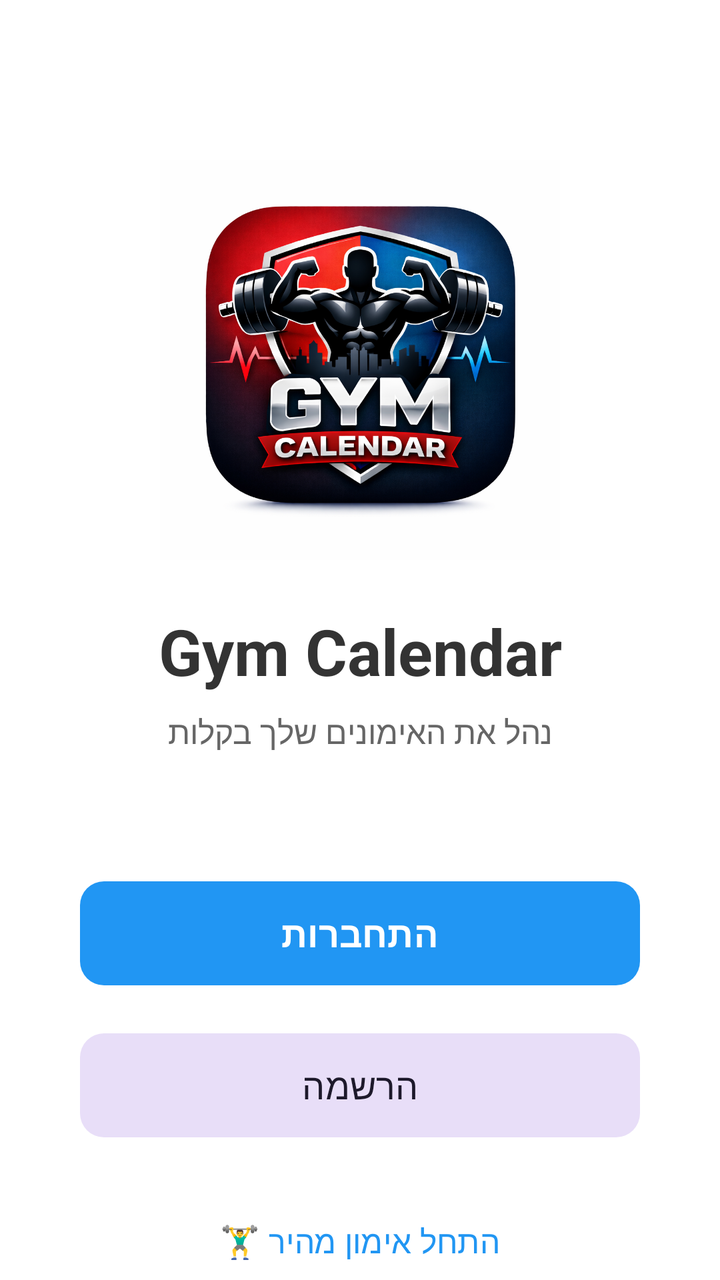
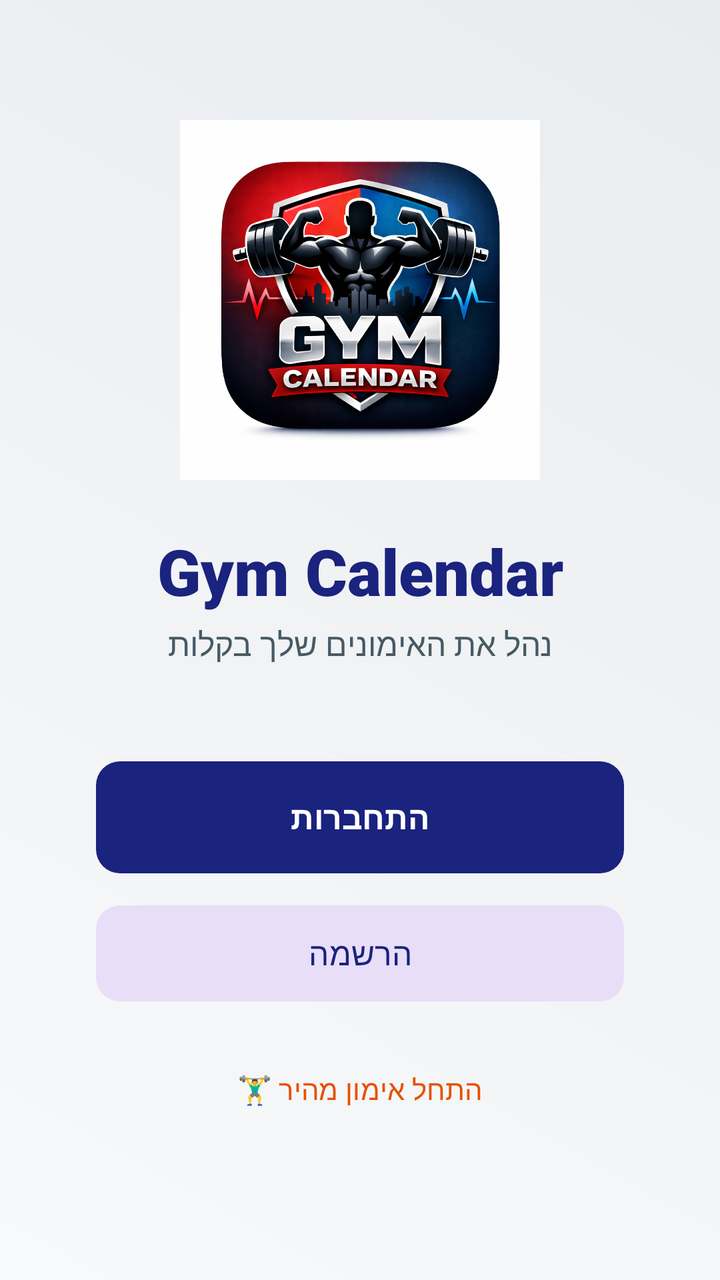

An Android layout rendered at two revisions. The XML below is the earlier revision; the diff shows what the commit changed to produce the second picture.
<!-- AndroidManifest.xml: application theme Theme.Gym_calender10 -->
<!-- res/layout/activity_main.xml -->
<?xml version="1.0" encoding="utf-8"?>
<androidx.constraintlayout.widget.ConstraintLayout xmlns:android="http://schemas.android.com/apk/res/android"
    xmlns:app="http://schemas.android.com/apk/res-auto"
    xmlns:tools="http://schemas.android.com/tools"
    android:layout_width="match_parent"
    android:layout_height="match_parent"
    android:background="#FFFFFF"
    tools:context=".MainActivity">

    <ImageView
        android:id="@+id/Logo_App"
        android:layout_width="200dp"
        android:layout_height="200dp"
        android:layout_marginTop="80dp"
        app:layout_constraintEnd_toEndOf="parent"
        app:layout_constraintStart_toStartOf="parent"
        app:layout_constraintTop_toTopOf="parent"
        app:srcCompat="@drawable/gym_calender_logo" />

    <TextView
        android:id="@+id/topic"
        android:layout_width="wrap_content"
        android:layout_height="wrap_content"
        android:layout_marginTop="24dp"
        android:text="Gym Calendar"
        android:textColor="#333333"
        android:textSize="32sp"
        android:textStyle="bold"
        app:layout_constraintEnd_toEndOf="parent"
        app:layout_constraintStart_toStartOf="parent"
        app:layout_constraintTop_toBottomOf="@+id/Logo_App" />

    <TextView
        android:id="@+id/subTopic"
        android:layout_width="wrap_content"
        android:layout_height="wrap_content"
        android:layout_marginTop="8dp"
        android:text="נהל את האימונים שלך בקלות"
        android:textColor="#666666"
        android:textSize="16sp"
        app:layout_constraintEnd_toEndOf="parent"
        app:layout_constraintStart_toStartOf="parent"
        app:layout_constraintTop_toBottomOf="@+id/topic" />

    <com.google.android.material.button.MaterialButton
        android:id="@+id/btnGoLogin"
        android:layout_width="0dp"
        android:layout_height="60dp"
        android:layout_marginHorizontal="40dp"
        android:layout_marginTop="60dp"
        android:text="התחברות"
        android:textSize="18sp"
        android:textStyle="bold"
        app:cornerRadius="12dp"
        app:layout_constraintEnd_toEndOf="parent"
        app:layout_constraintStart_toStartOf="parent"
        app:layout_constraintTop_toBottomOf="@+id/subTopic" />

    <com.google.android.material.button.MaterialButton
        android:id="@+id/btnGoRegister"
        style="@style/Widget.Material3.Button.TonalButton"
        android:layout_width="0dp"
        android:layout_height="60dp"
        android:layout_marginHorizontal="40dp"
        android:layout_marginTop="16dp"
        android:text="הרשמה"
        android:textSize="18sp"
        app:cornerRadius="12dp"
        app:layout_constraintEnd_toEndOf="parent"
        app:layout_constraintStart_toStartOf="parent"
        app:layout_constraintTop_toBottomOf="@+id/btnGoLogin" />

    <com.google.android.material.button.MaterialButton
        android:id="@+id/btnGoToTrackWorkout"
        style="@style/Widget.Material3.Button.TextButton"
        android:layout_width="wrap_content"
        android:layout_height="wrap_content"
        android:layout_marginTop="24dp"
        android:text="התחל אימון מהיר 🏋️‍♂️"
        android:textSize="16sp"
        app:layout_constraintEnd_toEndOf="parent"
        app:layout_constraintStart_toStartOf="parent"
        app:layout_constraintTop_toBottomOf="@+id/btnGoRegister" />

    <Button
        android:id="@+id/btnGoOther"
        android:layout_width="wrap_content"
        android:layout_height="wrap_content"
        android:layout_marginBottom="24dp"
        android:text="אחר"
        android:visibility="gone"
        app:layout_constraintBottom_toBottomOf="parent"
        app:layout_constraintEnd_toEndOf="parent"
        app:layout_constraintStart_toStartOf="parent" />

</androidx.constraintlayout.widget.ConstraintLayout>
<!-- resources referenced by this layout -->
<resources>
  <!-- drawable gym_calender_logo: png bitmap (drawable, 852017 bytes) -->
  <style name="Theme.Gym_calender10" parent="Theme.Material3.Light.NoActionBar">
          <item name="android:colorBackground">#FFFFFF</item>
          <item name="android:textColor">#000000</item>
          <item name="colorPrimary">#2196F3</item>
          <item name="colorPrimaryDark">#1976D2</item>
          <item name="colorAccent">#03A9F4</item>
          <item name="bottomSheetDialogTheme">@style/AppBottomSheetDialogTheme</item>
      </style>
  <style name="AppBottomSheetDialogTheme" parent="Theme.Design.Light.BottomSheetDialog">
          <item name="bottomSheetStyle">@style/AppBottomSheetStyle</item>
      </style>
  <style name="AppBottomSheetStyle" parent="Widget.Design.BottomSheet.Modal">
          <item name="android:background">@android:color/transparent</item>
      </style>
</resources>

<!-- the commit's change to res/layout/activity_main.xml (unified diff, before → after) -->
@@ -4,17 +4,18 @@
     xmlns:tools="http://schemas.android.com/tools"
     android:layout_width="match_parent"
     android:layout_height="match_parent"
-    android:background="#FFFFFF"
+    android:background="@drawable/bg_gradient_welcome"
     tools:context=".MainActivity">
 
     <ImageView
         android:id="@+id/Logo_App"
-        android:layout_width="200dp"
-        android:layout_height="200dp"
-        android:layout_marginTop="80dp"
+        android:layout_width="180dp"
+        android:layout_height="180dp"
+        android:layout_marginTop="60dp"
         app:layout_constraintEnd_toEndOf="parent"
         app:layout_constraintStart_toStartOf="parent"
         app:layout_constraintTop_toTopOf="parent"
+        app:layout_constraintVertical_chainStyle="packed"
         app:srcCompat="@drawable/gym_calender_logo" />
 
     <TextView
@@ -23,9 +24,9 @@
         android:layout_height="wrap_content"
         android:layout_marginTop="24dp"
         android:text="Gym Calendar"
-        android:textColor="#333333"
+        android:textColor="@color/primaryColor"
         android:textSize="32sp"
-        android:textStyle="bold"
+        android:fontFamily="sans-serif-black"
         app:layout_constraintEnd_toEndOf="parent"
         app:layout_constraintStart_toStartOf="parent"
         app:layout_constraintTop_toBottomOf="@+id/Logo_App" />
@@ -34,9 +35,9 @@
         android:id="@+id/subTopic"
         android:layout_width="wrap_content"
         android:layout_height="wrap_content"
-        android:layout_marginTop="8dp"
+        android:layout_marginTop="4dp"
         android:text="נהל את האימונים שלך בקלות"
-        android:textColor="#666666"
+        android:textColor="@color/secondaryTextColor"
         android:textSize="16sp"
         app:layout_constraintEnd_toEndOf="parent"
         app:layout_constraintStart_toStartOf="parent"
@@ -45,12 +46,14 @@
     <com.google.android.material.button.MaterialButton
         android:id="@+id/btnGoLogin"
         android:layout_width="0dp"
-        android:layout_height="60dp"
-        android:layout_marginHorizontal="40dp"
-        android:layout_marginTop="60dp"
+        android:layout_height="56dp"
+        android:layout_marginHorizontal="48dp"
+        android:layout_marginTop="48dp"
         android:text="התחברות"
-        android:textSize="18sp"
+        android:textSize="16sp"
         android:textStyle="bold"
+        android:textColor="@color/whiteTextColor"
+        app:backgroundTint="@color/primaryColor"
         app:cornerRadius="12dp"
         app:layout_constraintEnd_toEndOf="parent"
         app:layout_constraintStart_toStartOf="parent"
@@ -60,11 +63,12 @@
         android:id="@+id/btnGoRegister"
         style="@style/Widget.Material3.Button.TonalButton"
         android:layout_width="0dp"
-        android:layout_height="60dp"
-        android:layout_marginHorizontal="40dp"
-        android:layout_marginTop="16dp"
+        android:layout_height="56dp"
+        android:layout_marginHorizontal="48dp"
+        android:layout_marginTop="12dp"
         android:text="הרשמה"
-        android:textSize="18sp"
+        android:textSize="16sp"
+        android:textColor="@color/primaryColor"
         app:cornerRadius="12dp"
         app:layout_constraintEnd_toEndOf="parent"
         app:layout_constraintStart_toStartOf="parent"
@@ -75,22 +79,12 @@
         style="@style/Widget.Material3.Button.TextButton"
         android:layout_width="wrap_content"
         android:layout_height="wrap_content"
-        android:layout_marginTop="24dp"
+        android:layout_marginTop="16dp"
         android:text="התחל אימון מהיר 🏋️‍♂️"
-        android:textSize="16sp"
+        android:textSize="14sp"
+        android:textColor="@color/secondaryColor"
         app:layout_constraintEnd_toEndOf="parent"
         app:layout_constraintStart_toStartOf="parent"
         app:layout_constraintTop_toBottomOf="@+id/btnGoRegister" />
 
-    <Button
-        android:id="@+id/btnGoOther"
-        android:layout_width="wrap_content"
-        android:layout_height="wrap_content"
-        android:layout_marginBottom="24dp"
-        android:text="אחר"
-        android:visibility="gone"
-        app:layout_constraintBottom_toBottomOf="parent"
-        app:layout_constraintEnd_toEndOf="parent"
-        app:layout_constraintStart_toStartOf="parent" />
-
 </androidx.constraintlayout.widget.ConstraintLayout>
<!-- resource entries referenced after the edit -->
@@ -1,16 +1,75 @@
 <!-- resources referenced by this layout -->
 <resources>
+  <color name="primaryColor">#1A237E</color>
+  <color name="secondaryColor">#E65100</color>
+  <color name="secondaryTextColor">#455A64</color>
+  <color name="whiteTextColor">#FFFFFF</color>
+  <!-- drawable bg_gradient_welcome (drawable) -->
+  <?xml version="1.0" encoding="utf-8"?>
+  <shape xmlns:android="http://schemas.android.com/apk/res/android"
+      android:shape="rectangle">
+      <gradient
+          android:angle="45"
+          android:endColor="@color/bg_welcome_end"
+          android:startColor="@color/bg_welcome_start"
+          android:type="linear" />
+  </shape>
   <!-- drawable gym_calender_logo: png bitmap (drawable, 852017 bytes) -->
   <style name="Theme.Gym_calender10" parent="Theme.Material3.Light.NoActionBar">
-          <item name="android:colorBackground">#FFFFFF</item>
-          <item name="android:textColor">#000000</item>
-          <item name="colorPrimary">#2196F3</item>
-          <item name="colorPrimaryDark">#1976D2</item>
-          <item name="colorAccent">#03A9F4</item>
+          
+          <item name="colorPrimary">@color/primaryColor</item>
+          <item name="colorPrimaryVariant">@color/primaryDarkColor</item>
+          <item name="colorOnPrimary">@color/whiteTextColor</item>
+  
+          
+          <item name="colorSecondary">@color/secondaryColor</item>
+          <item name="colorSecondaryVariant">@color/secondaryDarkColor</item>
+          <item name="colorOnSecondary">@color/whiteTextColor</item>
+  
+          
+          <item name="android:statusBarColor">@color/primaryDarkColor</item>
+  
+          
+          <item name="android:windowBackground">@color/backgroundColor</item>
+          <item name="colorSurface">@color/surfaceColor</item>
+          <item name="colorOnSurface">@color/primaryTextColor</item>
+  
+          
+          <item name="materialButtonStyle">@style/AppButton</item>
+          <item name="textInputStyle">@style/AppTextInputLayout</item>
+          <item name="materialCardViewStyle">@style/AppCard</item>
+  
           <item name="bottomSheetDialogTheme">@style/AppBottomSheetDialogTheme</item>
+      </style>
+  <color name="bg_welcome_end">#E9ECEF</color>
+  <color name="bg_welcome_start">#F8F9FA</color>
+  <color name="primaryDarkColor">#000051</color>
+  <color name="backgroundColor">#F8F9FA</color>
+  <color name="primaryTextColor">#121212</color>
+  <style name="AppButton" parent="Widget.Material3.Button">
+          <item name="android:insetTop">0dp</item>
+          <item name="android:insetBottom">0dp</item>
+          <item name="shapeAppearance">@style/ShapeAppearance.App.MediumComponent</item>
+      </style>
+  <style name="AppTextInputLayout" parent="Widget.Material3.TextInputLayout.OutlinedBox">
+          <item name="boxStrokeColor">@color/primaryColor</item>
+          <item name="boxCornerRadiusTopStart">8dp</item>
+          <item name="boxCornerRadiusTopEnd">8dp</item>
+          <item name="boxCornerRadiusBottomStart">8dp</item>
+          <item name="boxCornerRadiusBottomEnd">8dp</item>
+      </style>
+  <style name="AppCard" parent="Widget.Material3.CardView.Elevated">
+          <item name="cardBackgroundColor">@color/cardBackground</item>
+          <item name="cardElevation">4dp</item>
+          <item name="cardCornerRadius">16dp</item>
+          <item name="shapeAppearance">@style/ShapeAppearance.App.MediumComponent</item>
       </style>
   <style name="AppBottomSheetDialogTheme" parent="Theme.Design.Light.BottomSheetDialog">
           <item name="bottomSheetStyle">@style/AppBottomSheetStyle</item>
+      </style>
+  <style name="ShapeAppearance.App.MediumComponent" parent="ShapeAppearance.Material3.MediumComponent">
+          <item name="cornerFamily">rounded</item>
+          <item name="cornerSize">12dp</item>
       </style>
   <style name="AppBottomSheetStyle" parent="Widget.Design.BottomSheet.Modal">
           <item name="android:background">@android:color/transparent</item>
